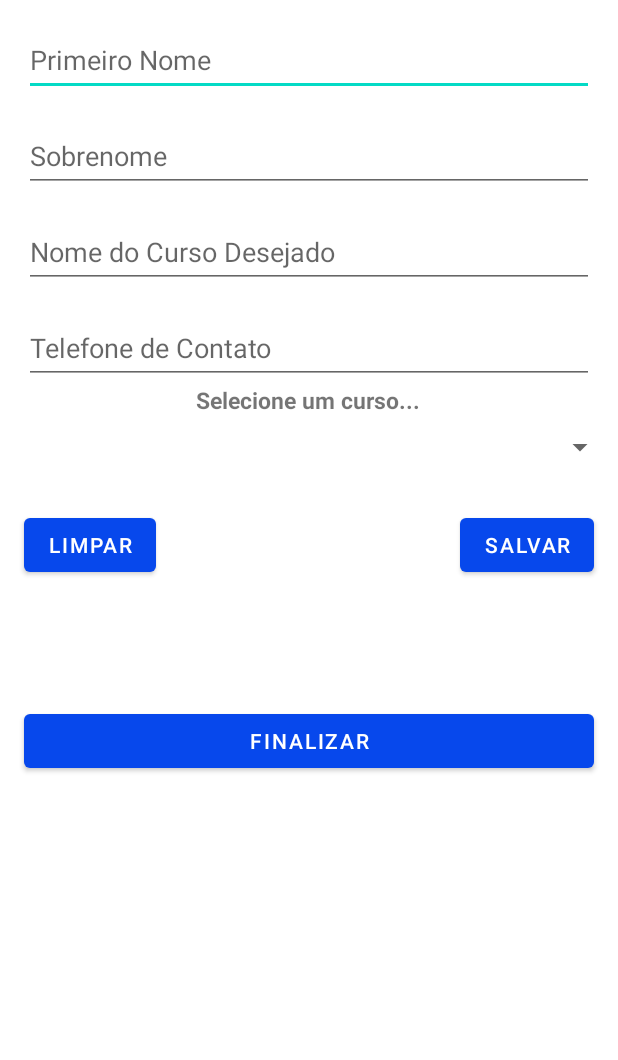
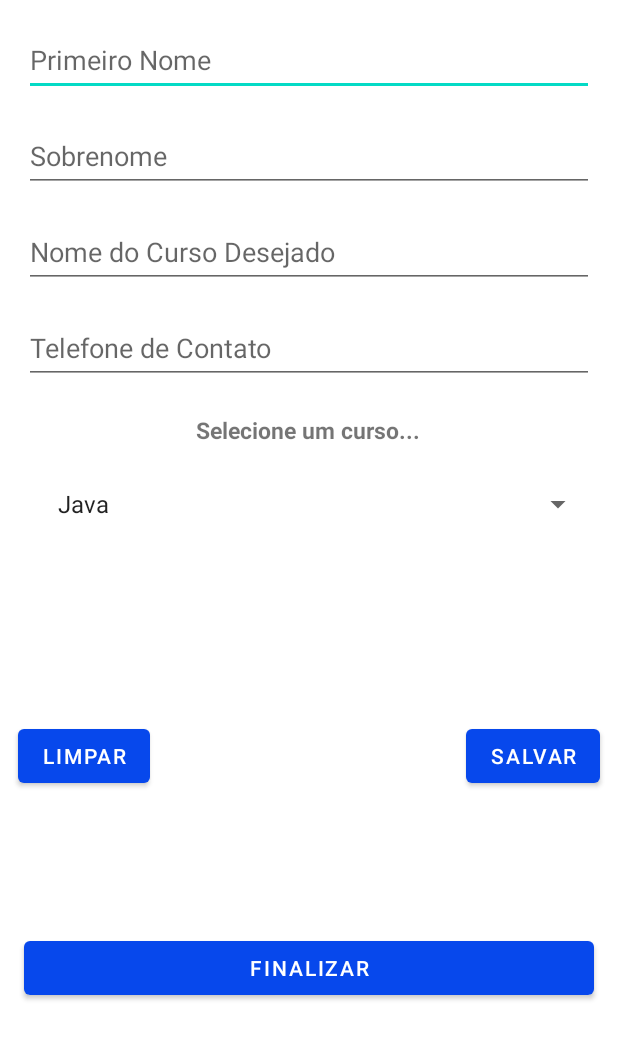
Before and after one commit to elismarjascovski/Curso-Desenvolvimento-Android, an Android app: the screen it shows after launch (MainActivity), on a phone screen of 412 x 824 dp, the part 138-1198 px from its top. Run offline under Robolectric (Android 15) with nearby library versions, the phone set to English and light mode, and no system bars.

Commit message:
Exibindo lista no spinner.

```diff
--- a/AppListaCurso/app/src/main/java/devandroid/elismar/applistacurso/controller/CursoController.java
+++ b/AppListaCurso/app/src/main/java/devandroid/elismar/applistacurso/controller/CursoController.java
@@ -22,7 +22,17 @@ public class CursoController {
         listCursos.add(new Curso("Vue"));
 
         return listCursos;
+    }
 
+    public ArrayList<String> dadosParaSpinner() {
+        ArrayList<String> dados = new ArrayList<>();
+
+        for (int i = 0; i < getListaDeCursos().size(); i++) {
+            Curso objeto = (Curso) getListaDeCursos().get(i);
+            dados.add(objeto.getNomeDoCursoDesejado());
+        }
+
+        return dados;
     }
 
 }
--- a/AppListaCurso/app/src/main/java/devandroid/elismar/applistacurso/view/MainActivity.java
+++ b/AppListaCurso/app/src/main/java/devandroid/elismar/applistacurso/view/MainActivity.java
@@ -2,12 +2,12 @@ package devandroid.elismar.applistacurso.view;
 
 import androidx.appcompat.app.AppCompatActivity;
 
-import android.content.SharedPreferences;
 import android.os.Bundle;
-import android.util.Log;
 import android.view.View;
+import android.widget.ArrayAdapter;
 import android.widget.Button;
 import android.widget.EditText;
+import android.widget.Spinner;
 import android.widget.Toast;
 
 import java.util.List;
@@ -15,7 +15,6 @@ import java.util.List;
 import devandroid.elismar.applistacurso.R;
 import devandroid.elismar.applistacurso.controller.CursoController;
 import devandroid.elismar.applistacurso.controller.PessoaController;
-import devandroid.elismar.applistacurso.model.Curso;
 import devandroid.elismar.applistacurso.model.Pessoa;
 
 public class MainActivity extends AppCompatActivity {
@@ -23,7 +22,7 @@ public class MainActivity extends AppCompatActivity {
     PessoaController pessoaController;
     CursoController cursoController;
     Pessoa pessoa;
-    List<Curso> listaDeCursos;
+    List<String> nomesDosCursos;
     EditText editPrimeiroNome;
     EditText editSobrenome;
     EditText editCurso;
@@ -31,6 +30,7 @@ public class MainActivity extends AppCompatActivity {
     Button btnLimpar;
     Button btnSalvar;
     Button btnFinalizar;
+    Spinner spinner;
 
     @Override
     protected void onCreate(Bundle savedInstanceState) {
@@ -41,7 +41,7 @@ public class MainActivity extends AppCompatActivity {
         pessoaController.toString();
 
         cursoController = new CursoController();
-        listaDeCursos = cursoController.getListaDeCursos();
+        nomesDosCursos = cursoController.dadosParaSpinner();
 
         pessoa = new Pessoa();
         pessoaController.buscar(pessoa);
@@ -50,16 +50,23 @@ public class MainActivity extends AppCompatActivity {
         editSobrenome = findViewById(R.id.editSobrenome);
         editTelefone = findViewById(R.id.editTelefone);
         editCurso = findViewById(R.id.editCurso);
+        spinner = findViewById(R.id.spinner);
 
         editPrimeiroNome.setText(pessoa.getPrimeiroNome());
         editSobrenome.setText(pessoa.getSobrenome());
         editCurso.setText(pessoa.getCursoDesejado());
         editTelefone.setText(pessoa.getTelefoneContato());
 
+
         btnLimpar = findViewById(R.id.btnLimpar);
         btnSalvar = findViewById(R.id.btnSalvar);
         btnFinalizar = findViewById(R.id.btnFinalizar);
 
+        ArrayAdapter<String> adapter = new ArrayAdapter<>(this,android.R.layout.simple_list_item_1,cursoController.dadosParaSpinner());
+
+        adapter.setDropDownViewResource(android.R.layout.simple_list_item_1);
+
+        spinner.setAdapter(adapter);
 
         btnLimpar.setOnClickListener(new View.OnClickListener() {
             @Override
--- a/AppListaCurso/app/src/main/res/layout/activity_main.xml
+++ b/AppListaCurso/app/src/main/res/layout/activity_main.xml
@@ -67,11 +67,34 @@
         app:layout_constraintEnd_toEndOf="parent"
         app:layout_constraintTop_toBottomOf="@+id/editCurso" />
 
+    <Spinner
+        android:id="@+id/spinner"
+        android:layout_width="373dp"
+        android:layout_height="25dp"
+        app:layout_constraintBottom_toTopOf="@+id/btnSalvar"
+        app:layout_constraintEnd_toEndOf="parent"
+        app:layout_constraintHorizontal_bias="0.578"
+        app:layout_constraintStart_toStartOf="parent"
+        app:layout_constraintTop_toBottomOf="@+id/txtListaSpinner"
+        app:layout_constraintVertical_bias="0.167" />
+
+    <Button
+        android:id="@+id/btnSalvar"
+        android:layout_width="wrap_content"
+        android:layout_height="wrap_content"
+        android:layout_marginEnd="12dp"
+        android:text="@string/txt_button_salvar"
+        app:layout_constraintBottom_toTopOf="@+id/btnFinalizar"
+        app:layout_constraintEnd_toEndOf="parent"
+        app:layout_constraintTop_toBottomOf="@+id/txtListaSpinner"
+        app:layout_constraintVertical_bias="0.662" />
+
     <TextView
         android:id="@+id/txtListaSpinner"
         android:layout_width="wrap_content"
         android:layout_height="wrap_content"
-        android:text="Selecione um curso..."
+        android:layout_marginTop="20dp"
+        android:text="@string/txt_lista_spinner"
         android:textSize="15sp"
         android:textStyle="bold"
         app:layout_constraintEnd_toEndOf="parent"
@@ -79,34 +102,16 @@
         app:layout_constraintStart_toStartOf="parent"
         app:layout_constraintTop_toBottomOf="@+id/editTelefone" />
 
-    <Spinner
-        android:id="@+id/spinner"
-        android:layout_width="409dp"
-        android:layout_height="wrap_content"
-        app:layout_constraintBottom_toTopOf="@+id/btnSalvar"
-        app:layout_constraintEnd_toEndOf="parent"
-        app:layout_constraintStart_toStartOf="parent"
-        app:layout_constraintTop_toBottomOf="@+id/editTelefone" />
-
     <Button
         android:id="@+id/btnLimpar"
         android:layout_width="wrap_content"
         android:layout_height="wrap_content"
-        android:layout_marginStart="16dp"
+        android:layout_marginStart="12dp"
         android:text="@string/txt_button_limpar"
         app:layout_constraintBottom_toTopOf="@+id/btnFinalizar"
         app:layout_constraintStart_toStartOf="parent"
-        app:layout_constraintTop_toBottomOf="@+id/editTelefone" />
-
-    <Button
-        android:id="@+id/btnSalvar"
-        android:layout_width="wrap_content"
-        android:layout_height="wrap_content"
-        android:layout_marginEnd="16dp"
-        android:text="@string/txt_button_salvar"
-        app:layout_constraintBottom_toTopOf="@+id/btnFinalizar"
-        app:layout_constraintEnd_toEndOf="parent"
-        app:layout_constraintTop_toBottomOf="@+id/editTelefone" />
+        app:layout_constraintTop_toBottomOf="@+id/txtListaSpinner"
+        app:layout_constraintVertical_bias="0.662" />
 
     <Button
         android:id="@+id/btnFinalizar"
@@ -117,6 +122,7 @@
         app:layout_constraintBottom_toBottomOf="parent"
         app:layout_constraintEnd_toEndOf="parent"
         app:layout_constraintStart_toStartOf="parent"
-        app:layout_constraintTop_toBottomOf="@+id/editTelefone" />
+        app:layout_constraintTop_toBottomOf="@+id/txtListaSpinner"
+        app:layout_constraintVertical_bias="0.869" />
 
 </androidx.constraintlayout.widget.ConstraintLayout>
--- a/AppListaCurso/app/src/main/res/values/strings.xml
+++ b/AppListaCurso/app/src/main/res/values/strings.xml
@@ -8,4 +8,5 @@
     <string name="txt_button_limpar">LIMPAR</string>
     <string name="txt_button_salvar">SALVAR</string>
     <string name="txt_button_finalizar">FINALIZAR</string>
+    <string name="txt_lista_spinner">Selecione um curso...</string>
 </resources>
```
